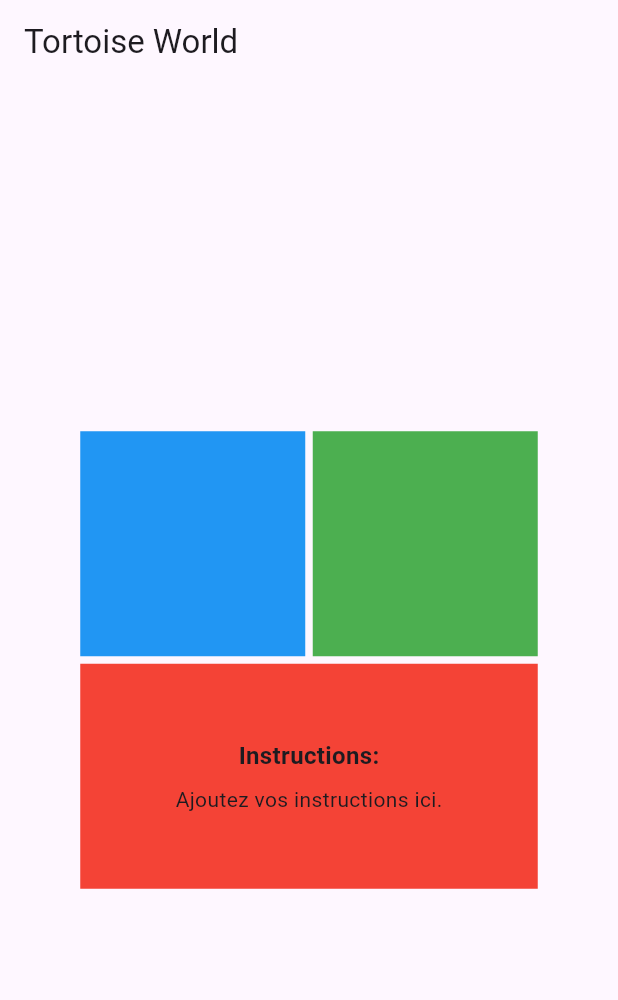
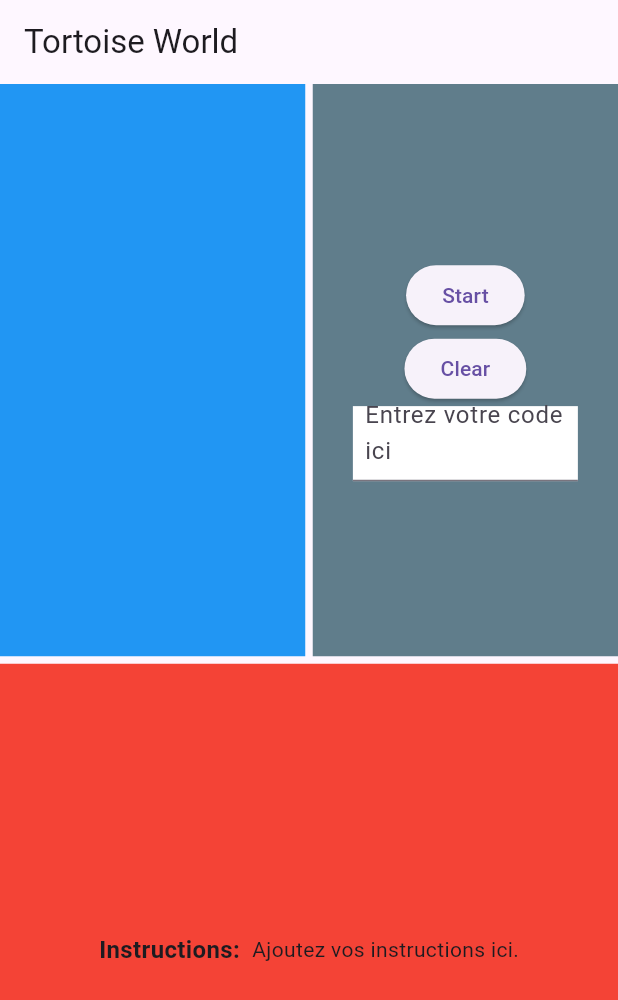
Before and after one commit to Achrafab02/tortoise-world, a Flutter app: the screen it shows after launch, on a phone screen of 412 x 824 dp. Shown: the top 1000 px of the screen. Run offline on Flutter 3.47's test engine with Material 3 defaults, Android fonts, the phone set to English and light mode, and no system bars.

Commit message:
widgets in full application

```diff
--- a/tortoise_world/lib/main.dart
+++ b/tortoise_world/lib/main.dart
@@ -22,37 +22,70 @@ class MyWidget extends StatelessWidget {
   @override
   Widget build(BuildContext context) {
     return Column(
-      mainAxisAlignment: MainAxisAlignment.center,
       children: [
-        Row(
-          mainAxisAlignment: MainAxisAlignment.center,
+        Expanded(
+          child: Row(
             children: [
-            Center(
+              Expanded(
+                child: Container(
+                  color: Colors.blue,
+                  child: Center(
+                    child: Container(
+                      width: 200.0,
+                      height: 200.0,
+                    ),
+                  ),
+                ),
+              ),
+              SizedBox(width: 5.0),
+              Expanded(
+                child: Container(
+                  color: Colors.blueGrey,
+                  child: Center(
                     child: Container(
                       width: 150.0,
                       height: 150.0,
-                color: Colors.blue,
-                // Widget 1
+                      child: Column(
+                        mainAxisAlignment: MainAxisAlignment.spaceEvenly,
+                        children: [
+                          ElevatedButton(
+                            onPressed: () {
+                              print("Start Button Clicked");
+                            },
+                            child: Text('Start'),
                           ),
+                          ElevatedButton(
+                            onPressed: () {
+                              print("Clear Button Clicked");
+                            },
+                            child: Text('Clear'),
                           ),
-            SizedBox(width: 5.0), // Espacement entre les colonnes
-            Center(
-              child: Container(
+                          Container(
                             width: 150.0,
-                height: 150.0,
-                color: Colors.green,
-                // Widget 2
+                            height: 50.0,
+                            color: Colors.white,
+                            child: TextField(
+                              decoration: InputDecoration(
+                                hintText: 'Entrez votre code ici',
+                                contentPadding: EdgeInsets.all(8.0),
+                              ),
+                              maxLines: 3,
                             ),
                           ),
                         ],
                       ),
-        SizedBox(height: 5.0), // Espacement entre les lignes
-        Center(
+                    ),
+                  ),
+                ),
+              ),
+            ],
+          ),
+        ),
+        SizedBox(height: 5.0),
+        Expanded(
           child: Container(
-            width: 305.0,
-            height: 150.0,
             color: Colors.red,
-            child: Column(
+            child: Row(
               mainAxisAlignment: MainAxisAlignment.center,
               children: [
                 Text(
@@ -62,14 +95,13 @@ class MyWidget extends StatelessWidget {
                     fontWeight: FontWeight.bold,
                   ),
                 ),
-                SizedBox(height: 8.0),
+                SizedBox(width: 8.0),
                 Text(
                   'Ajoutez vos instructions ici.',
                   style: TextStyle(fontSize: 14.0),
                 ),
               ],
             ),
-            // Widget 3
           ),
         ),
       ],
--- a/tortoise_world/pubspec.yaml
+++ b/tortoise_world/pubspec.yaml
@@ -47,7 +47,7 @@ dev_dependencies:
   # activated in the `analysis_options.yaml` file located at the root of your
   # package. See that file for information about deactivating specific lint
   # rules and activating additional ones.
-  flutter_lints: ^2.0.0
+  flutter_lints: ^3.0.1
 
 # For information on the generic Dart part of this file, see the
 # following page: https://dart.dev/tools/pub/pubspec
```
Also changed, not shown: tortoise_world/pubspec.lock. Lines whose indentation alone changed are shown as unchanged.
